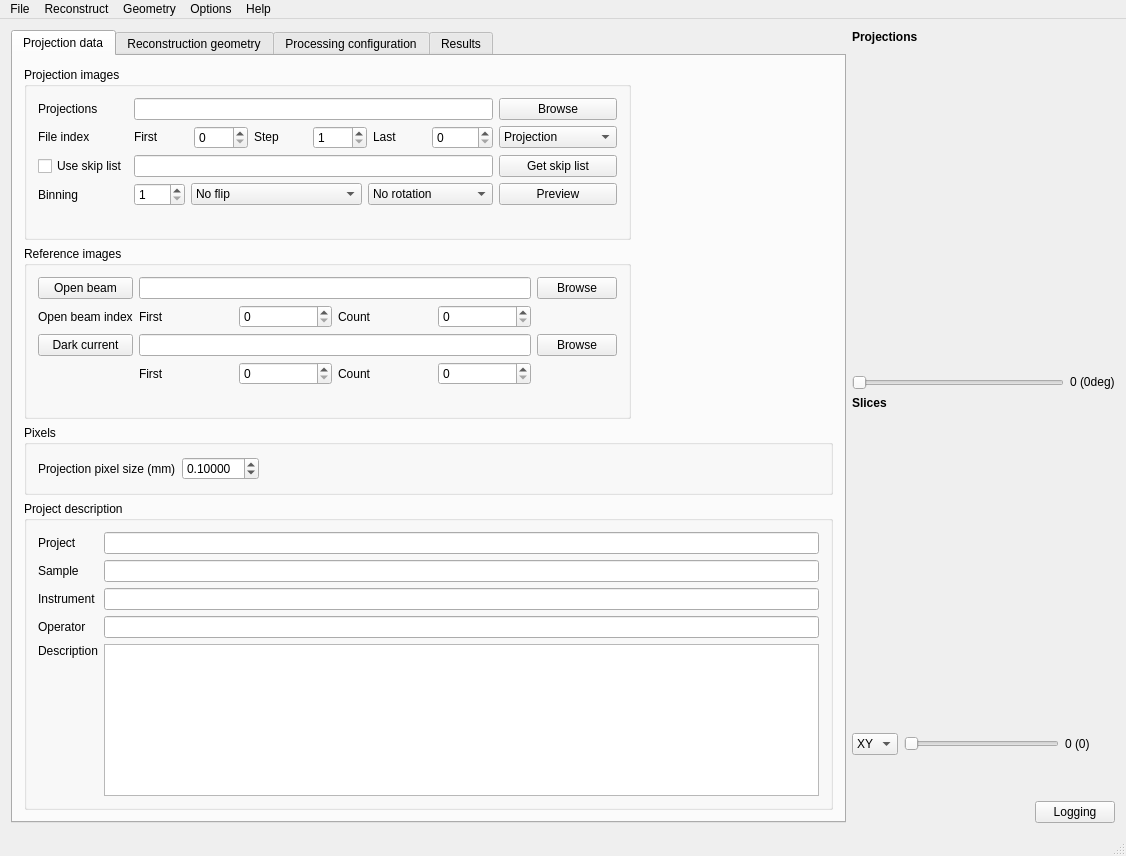
Qt form applications/muhrec/src/muhrecmainwindow.ui (neutronimaging/imagingsuite) before a commit.
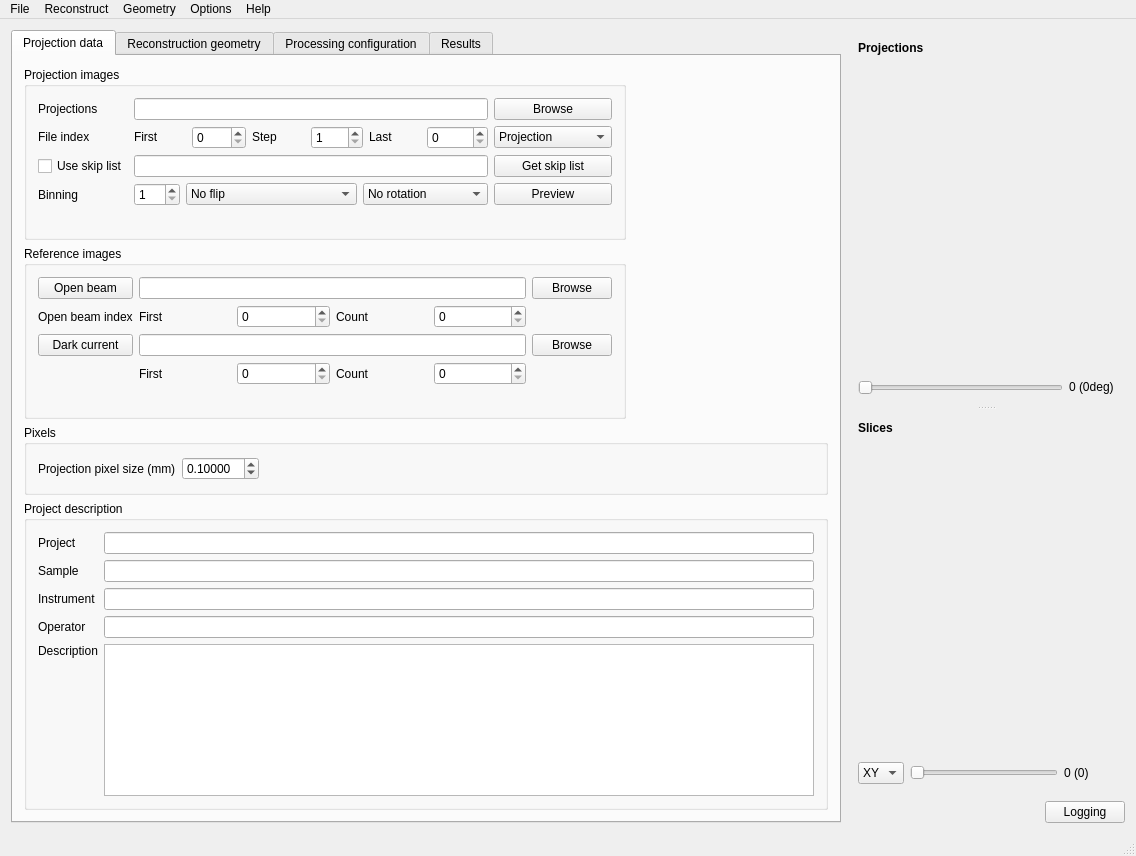
The same form after that commit. Custom widgets are drawn as their Qt base class.

Commit message: Added splitter between the image viewers.

```diff
--- a/applications/muhrec/src/muhrecmainwindow.ui
+++ b/applications/muhrec/src/muhrecmainwindow.ui
@@ -23,8 +23,6 @@
    <property name="styleSheet">
     <string notr="true"/>
    </property>
-   <layout class="QVBoxLayout" name="verticalLayout_6">
-    <item>
      <layout class="QHBoxLayout" name="horizontalLayout">
       <item>
        <widget class="QTabWidget" name="tabMainControl">
@@ -2109,8 +2107,13 @@
        </widget>
       </item>
       <item>
-       <layout class="QVBoxLayout" name="viewerMainLayout">
+     <layout class="QVBoxLayout" name="verticalLayout_6">
         <item>
+       <widget class="QSplitter" name="splitter">
+        <property name="orientation">
+         <enum>Qt::Vertical</enum>
+        </property>
+        <widget class="QWidget" name="layoutWidget">
          <layout class="QVBoxLayout" name="projectionviewerLayout">
           <item>
            <widget class="QLabel" name="label_38">
@@ -2172,8 +2175,8 @@
            </layout>
           </item>
          </layout>
-        </item>
-        <item>
+        </widget>
+        <widget class="QWidget" name="layoutWidget">
          <layout class="QVBoxLayout" name="sliceviewerLayout">
           <item>
            <widget class="QLabel" name="label_43">
@@ -2275,22 +2278,8 @@
            </layout>
           </item>
          </layout>
-        </item>
-        <item>
-         <spacer name="verticalSpacer_10">
-          <property name="orientation">
-           <enum>Qt::Vertical</enum>
-          </property>
-          <property name="sizeType">
-           <enum>QSizePolicy::Maximum</enum>
-          </property>
-          <property name="sizeHint" stdset="0">
-           <size>
-            <width>20</width>
-            <height>40</height>
-           </size>
-          </property>
-         </spacer>
+        </widget>
+       </widget>
         </item>
         <item>
          <layout class="QHBoxLayout" name="horizontalLayout_4">
@@ -2316,8 +2305,6 @@
              <string>Logging</string>
             </property>
            </widget>
-          </item>
-         </layout>
         </item>
        </layout>
       </item>
```
Lines whose indentation alone changed are shown as unchanged.
